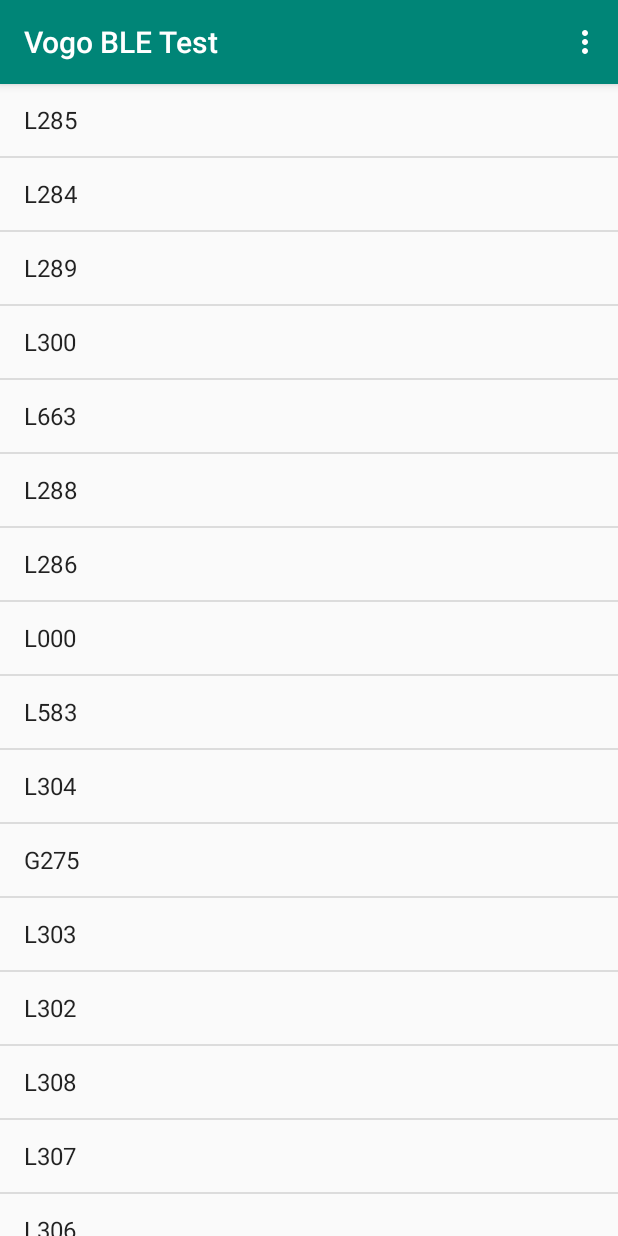
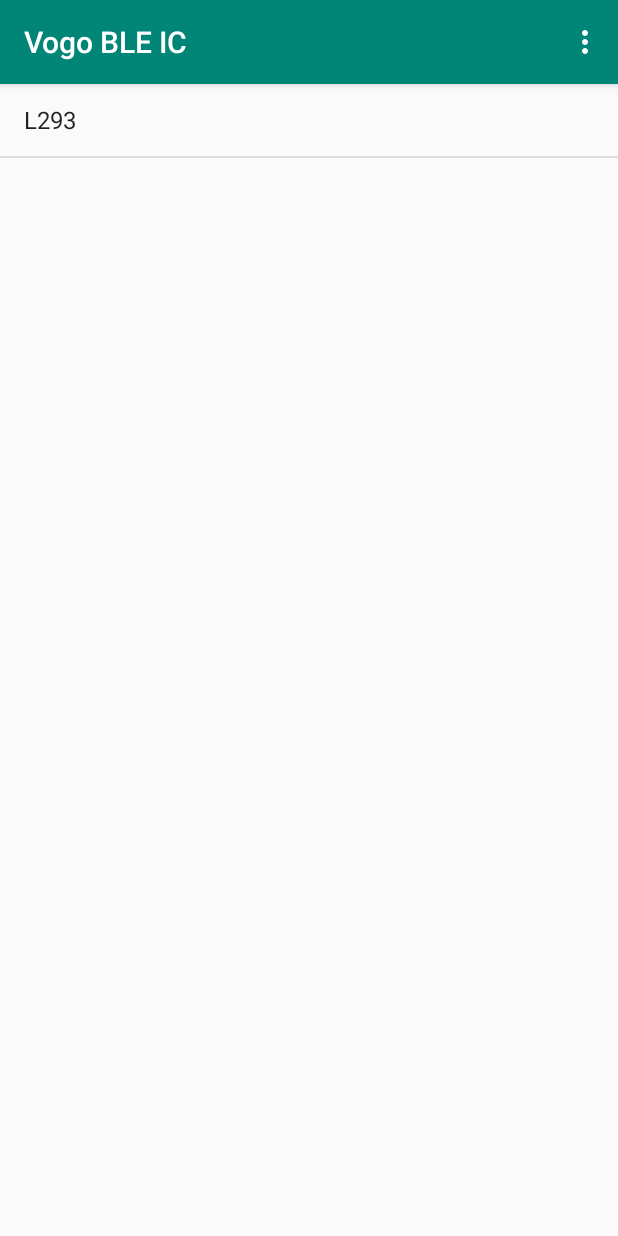
Before and after one commit to chandrasekarvogo/vogoBleTest, an Android app: the screen it shows after launch (MainActivity), on a phone screen of 412 x 824 dp. Run offline under Robolectric (Android 15) with nearby library versions, the phone set to English and light mode, and no system bars.

Commit message:
IC vehicle changes

```diff
--- a/app/build.gradle
+++ b/app/build.gradle
@@ -3,7 +3,7 @@ apply plugin: 'com.android.application'
 android {
     compileSdkVersion 28
     defaultConfig {
-        applicationId "com.vogo.vogobletest"
+        applicationId "com.vogo.vogobletestic"
         minSdkVersion 19
         targetSdkVersion 28
         versionCode 1
--- a/app/src/main/java/com/vogo/vogobletest/BLEConnection.java
+++ b/app/src/main/java/com/vogo/vogobletest/BLEConnection.java
@@ -49,7 +49,7 @@ public class BLEConnection extends AppCompatActivity {
     String cmdSeatLockOpen;
     String cmdEndRide;
     TextView tvBox, tvMac, tvStatus;
-    Button btnStart,btnEnd,btnStop,btnSeat;
+    Button btnStart,btnEnd;
     private ProgressDialog dialog;
 
 
@@ -163,8 +163,6 @@ public class BLEConnection extends AppCompatActivity {
         tvStatus = (TextView) findViewById(R.id.statusTv);
         btnStart = (Button)findViewById(R.id.start);
         btnEnd = (Button) findViewById(R.id.end);
-        btnStop = (Button) findViewById(R.id.stop);
-        btnSeat = (Button) findViewById(R.id.seat);
         dialog = new ProgressDialog(this);
         if(!hasPermissions(this, PERMISSIONS)){
             ActivityCompat.requestPermissions(this, PERMISSIONS, PERMISSION_ALL);
@@ -181,7 +179,7 @@ public class BLEConnection extends AppCompatActivity {
 
         tvBox.setText(boxNumber);
         tvMac.setText(macAddress);
-        sharedPreferences = getApplicationContext().getSharedPreferences("com.vogo.vogobletest",MODE_PRIVATE);
+        sharedPreferences = getApplicationContext().getSharedPreferences("com.vogo.vogobletestic",MODE_PRIVATE);
         blePass = sharedPreferences.getString(Constants.BLE_PASS,Config.DEFAULT_PASS);
         cmdIgnitionOn = sharedPreferences.getString(Constants.IGNITION_ON,Config.DEFAULT_IGNITION_ON);
         cmdIgnitionOff = sharedPreferences.getString(Constants.IGNITION_OFF,Config.DEFAULT_IGNITION_OFF);
@@ -201,31 +199,8 @@ public class BLEConnection extends AppCompatActivity {
                 scanLeDevice(true);
             }
         });
-        btnStop.setOnClickListener(new View.OnClickListener() {
-            @Override
-            public void onClick(View v) {
-                cmdBLE = cmdIgnitionOff;
-                if (dialog.isShowing()) {
-                    dialog.dismiss();
-                }
-                dialog.setMessage("Connecting");
-                dialog.show();
-                scanLeDevice(true);
-            }
-        });
 
-        btnSeat.setOnClickListener(new View.OnClickListener() {
-            @Override
-            public void onClick(View v) {
-            cmdBLE = cmdSeatLockOpen;
-                if (dialog.isShowing()) {
-                    dialog.dismiss();
-                }
-                dialog.setMessage("Connecting");
-                dialog.show();
-            scanLeDevice(true);
-            }
-        });
+
 
         btnEnd.setOnClickListener(new View.OnClickListener() {
             @Override
--- a/app/src/main/java/com/vogo/vogobletest/MainActivity.java
+++ b/app/src/main/java/com/vogo/vogobletest/MainActivity.java
@@ -46,140 +46,12 @@ public class MainActivity extends AppCompatActivity {
             "  {\n" +
             "    \"mac\": \"7C:01:0A:5B:E5:2A\",\n" +
             "    \"BoardNumber\": \"L293\"\n" +
-            "  },\n" +
-            "  {\n" +
-            "    \"mac\": \"0C:B2:B7:7B:C5:72\",\n" +
-            "    \"BoardNumber\": \"L289\"\n" +
-            "  },\n" +
-            "  {\n" +
-            "    \"mac\": \"34:15:13:CF:53:98\",\n" +
-            "    \"BoardNumber\": \"L294\"\n" +
-            "  },\n" +
-            "  {\n" +
-            "    \"mac\": \"0C:B2:B7:7B:C5:21\",\n" +
-            "    \"BoardNumber\": \"L284\"\n" +
-            "  },\n" +
-            "  {\n" +
-            "    \"mac\": \"0C:B2:B7:79:C8:B8\",\n" +
-            "    \"BoardNumber\": \"L291\"\n" +
-            "  },\n" +
-            "  {\n" +
-            "    \"mac\": \"0C:B2:B7:7B:B8:E6\",\n" +
-            "    \"BoardNumber\": \"K927\"\n" +
-            "  },\n" +
-            "  {\n" +
-            "    \"mac\": \"0C:B2:B7:7B:B8:D3\",\n" +
-            "    \"BoardNumber\": \"L286\"\n" +
-            "  },\n" +
-            "  {\n" +
-            "    \"mac\": \"0C:B2:B7:7B:BC:C1\",\n" +
-            "    \"BoardNumber\": \"L285\"\n" +
-            "  },\n" +
-            "  {\n" +
-            "    \"mac\": \"0C:B2:B7:7B:B8:A8\",\n" +
-            "    \"BoardNumber\": \"L288\"\n" +
-            "  },\n" +
-            "  {\n" +
-            "    \"mac\": \"34:15:13:CF:2B:DD\",\n" +
-            "    \"BoardNumber\": \"L290\"\n" +
-            "  },\n" +
-            "  {\n" +
-            "    \"mac\": \"34:15:13:CF:39:EF\",\n" +
-            "    \"BoardNumber\": \"L292\"\n" +
-            "  },\n" +
-            "  {\n" +
-            "    \"mac\": \"34:15:13:CF:41:FD\",\n" +
-            "    \"BoardNumber\": \"L307\"\n" +
-            "  },\n" +
-            "  {\n" +
-            "    \"mac\": \"34:15:13:CF:50:F0\",\n" +
-            "    \"BoardNumber\": \"L000\"\n" +
-            "  },\n" +
-            "  {\n" +
-            "    \"mac\": \"34:15:13:CF:47:D2\",\n" +
-            "    \"BoardNumber\": \"L299\"\n" +
-            "  },\n" +
-            "  {\n" +
-            "    \"mac\": \"18:62:E4:3E:07:12\",\n" +
-            "    \"BoardNumber\": \"L302\"\n" +
-            "  },\n" +
-            "  {\n" +
-            "    \"mac\": \"18:62:E4:3E:0A:F8\",\n" +
-            "    \"BoardNumber\": \"L300\"\n" +
-            "  },\n" +
-            "  {\n" +
-            "    \"mac\": \"18:62:E4:3E:79:D2\",\n" +
-            "    \"BoardNumber\": \"L295\"\n" +
-            "  },\n" +
-            "  {\n" +
-            "    \"mac\": \"18:62:E4:3D:DB:A8\",\n" +
-            "    \"BoardNumber\": \"L303\"\n" +
-            "  },\n" +
-            "  {\n" +
-            "    \"mac\": \"18:62:E4:3E:1C:3B\",\n" +
-            "    \"BoardNumber\": \"L298\"\n" +
-            "  },\n" +
-            "  {\n" +
-            "    \"mac\": \"18:62:E4:3F:D8:8E\",\n" +
-            "    \"BoardNumber\": \"L305\"\n" +
-            "  },\n" +
-            "  {\n" +
-            "    \"mac\": \"18:62:E4:3E:07:26\",\n" +
-            "    \"BoardNumber\": \"L304\"\n" +
-            "  },\n" +
-            "  {\n" +
-            "    \"mac\": \"18:62:E4:3E:0E:F7\",\n" +
-            "    \"BoardNumber\": \"L311\"\n" +
-            "  },\n" +
-            "  {\n" +
-            "    \"mac\": \"18:62:E4:3E:0A:90\",\n" +
-            "    \"BoardNumber\": \"L308\"\n" +
-            "  },\n" +
-            "  {\n" +
-            "    \"mac\": \"18:62:E4:3F:D8:92\",\n" +
-            "    \"BoardNumber\": \"L309\"\n" +
-            "  },\n" +
-            "  {\n" +
-            "    \"mac\": \"18:62:E4:3E:71:41\",\n" +
-            "    \"BoardNumber\": \"L310\"\n" +
-            "  },\n" +
-            "  {\n" +
-            "    \"mac\": \"18:62:E4:3E:0E:EC\",\n" +
-            "    \"BoardNumber\": \"L306\"\n" +
-            "  },\n" +
-            "{\n" +
-            "    \"mac\": \"0C:B2:B7:7B:B8:E6\",\n" +
-            "    \"BoardNumber\": \"G163\"\n" +
-            "  },\n" +
-            "  {\n" +
-            "    \"mac\": \"0C:B2:B7:7B:BC:C1\",\n" +
-            "    \"BoardNumber\": \"L663\"\n" +
-            "  },\n" +
-            "  {\n" +
-            "    \"mac\": \"0C:B2:B7:7B:C5:72\",\n" +
-            "    \"BoardNumber\": \"L808\"\n" +
-            "  },\n" +
-            "  {\n" +
-            "    \"mac\": \"0C:B2:B7:7B:C5:12\",\n" +
-            "    \"BoardNumber\": \"G275\"\n" +
-            "  },\n" +
-            "  {\n" +
-            "    \"mac\": \"18:62:E4:3C:8E:CC\",\n" +
-            "    \"BoardNumber\": \"L583\"\n" +
-            "  },\n" +
-            "  {\n" +
-            "    \"mac\": \"0C:B2:B7:79:CB:4C\",\n" +
-            "    \"BoardNumber\": \"L279\"\n" +
-            "  },\n" +
-            "  {\n" +
-            "    \"mac\": \"34:03:DE:1C:60FE\",\n" +
-            "    \"BoardNumber\": \"L236\"\n" +
-            "  }]}";
+            "  }  ]}";
     @Override
     protected void onCreate(Bundle savedInstanceState) {
         super.onCreate(savedInstanceState);
         setContentView(R.layout.activity_main);
-        sharedPreferences = getApplicationContext().getSharedPreferences("com.vogo.vogobletest",MODE_PRIVATE);
+        sharedPreferences = getApplicationContext().getSharedPreferences("com.vogo.vogobletestic",MODE_PRIVATE);
         mapList = (ListView) findViewById(R.id.list_item);
         mapList.setOnItemClickListener(new AdapterView.OnItemClickListener() {
             @Override
--- a/app/src/main/res/layout/activity_bleconnection.xml
+++ b/app/src/main/res/layout/activity_bleconnection.xml
@@ -46,24 +46,6 @@
         />
 
     <Button
-        android:id="@+id/stop"
-        android:layout_width="100dp"
-        android:layout_height="wrap_content"
-        android:text="stop"
-        android:padding="15dp"
-        android:layout_gravity="center_horizontal|center_vertical"
-        />
-
-    <Button
-        android:id="@+id/seat"
-        android:layout_width="100dp"
-        android:layout_height="wrap_content"
-        android:text="seat"
-        android:padding="15dp"
-        android:layout_gravity="center_horizontal|center_vertical"
-        />
-
-    <Button
         android:id="@+id/end"
         android:layout_width="100dp"
         android:layout_height="wrap_content"
--- a/app/src/main/res/values/strings.xml
+++ b/app/src/main/res/values/strings.xml
@@ -1,3 +1,3 @@
 <resources>
-    <string name="app_name">Vogo BLE Test</string>
+    <string name="app_name">Vogo BLE IC</string>
 </resources>
```
